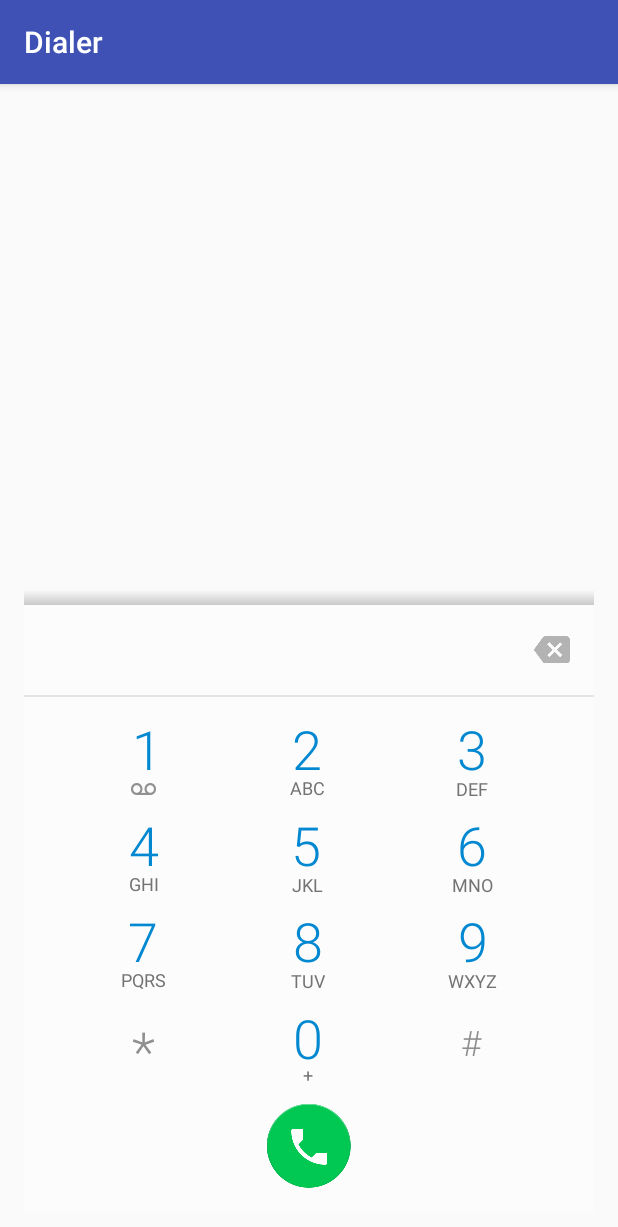
After one commit to geniusgithub/DialerAnalysis, an Android app: the DialerActivity screen opened directly, with no data from a screen before it, on a phone screen of 412 x 824 dp. The commit adds this screen. Shown: the top 1227 px of the screen. Run offline under Robolectric (Android 15) with nearby library versions, the phone set to English and light mode, and no system bars.

Commit message:
update dialpad

```diff
--- a/app/src/main/AndroidManifest.xml
+++ b/app/src/main/AndroidManifest.xml
@@ -60,6 +60,11 @@
 
         <activity android:name=".calllog.CallLogActivity"     android:label="CallLog">
         </activity>
+
+        <activity android:name=".dialpad.DialerActivity"     android:label="Dialer"
+                  android:configChanges="orientation|keyboardHidden|screenSize|screenLayout">
+        </activity>
+
     </application>
 
 </manifest>
--- /dev/null
+++ b/app/src/main/java/com/geniusgithub/dialer/dialpad/DialerActivity.java
@@ -0,0 +1,50 @@
+package com.geniusgithub.dialer.dialpad;
+
+import android.content.res.Configuration;
+import android.os.Bundle;
+import android.support.v7.app.AppCompatActivity;
+
+import com.geniusgithub.dialer.R;
+import com.geniusgithub.dialer.util.AlwaysLog;
+
+
+public class DialerActivity extends AppCompatActivity {
+
+    private final static String TAG = DialerActivity.class.getSimpleName();
+
+    private DialpadControlCenter mControlCenter;
+
+    @Override
+    protected void onCreate(Bundle savedInstanceState) {
+        super.onCreate(savedInstanceState);
+        AlwaysLog.i(TAG, "onCreate");
+        setContentView(R.layout.activity_dialer_unit);
+        getFragmentManager().beginTransaction().add(R.id.dialtacts_container, new DialpadFragment(), "dialer_fragment").commit();
+
+        mControlCenter = new DialpadControlCenter(this, R.id.dialtacts_container);
+        mControlCenter.onCreate(savedInstanceState);
+
+    }
+
+    @Override
+    public void onResume() {
+        super.onResume();
+
+        mControlCenter.updateDialpadViewShowStatusSelf();
+    }
+
+    @Override
+    public void onConfigurationChanged(Configuration newConfig){
+        super.onConfigurationChanged(newConfig);
+        AlwaysLog.i(TAG, "onConfigurationChanged");
+        mControlCenter.onConfigurationChanged(newConfig);
+        mControlCenter.updateDialpadViewShowStatusSelf();
+    }
+
+    public boolean isOrientationPortatit(){
+        boolean flag = (getResources().getConfiguration().orientation == Configuration.ORIENTATION_PORTRAIT);
+        return flag;
+    }
+
+
+}
--- /dev/null
+++ b/app/src/main/java/com/geniusgithub/dialer/dialpad/DialpadControlCenter.java
@@ -0,0 +1,229 @@
+package com.geniusgithub.dialer.dialpad;
+
+import android.app.Activity;
+import android.app.FragmentManager;
+import android.app.FragmentTransaction;
+import android.content.res.Configuration;
+import android.os.Bundle;
+
+import com.geniusgithub.dialer.util.AlwaysLog;
+
+
+public class DialpadControlCenter{
+
+    private static final String TAG = DialpadControlCenter.class.getSimpleName();
+	private Activity mActivity;
+    private int mContainerID;
+
+    private DialpadFragment        mDialpadViewFragmentPortrait;
+    public static final String         TAG_DIALPADVIEW_FRAGMENT_PORTRAIT = "tag_dialpadview_fragment_portrait";
+
+    private DialpadFragment        mDialpadViewFragmentLandScape;
+    public static final String         TAG_DIALPADVIEW_FRAGMENT_LANDSCAPE = "tag_dialpadview_fragment_landscape";
+
+
+	private boolean isPortraitDialpadViewShow = false;
+	private boolean isHorizontalDialpadViewShow = false;
+
+
+	public DialpadControlCenter(Activity parentActivity, int containerID){
+		mActivity = parentActivity;
+		mContainerID = containerID;
+	}
+
+
+	public void onCreate(Bundle savedInstanceState) {
+		removeDialpadviewFragment();
+		addDialpadviewFragment();
+		updateData();
+	}
+
+    public void onConfigurationChanged(Configuration newConfig) {
+	  addDialpadviewFragment();
+		updateData();
+    }
+
+	public void updateData(){
+		if (isOrientationPortatit()){
+			setPortraitDialpadViewShowStatus(true);
+			setHorizontalDialpadViewShowStatus(false);
+		}else{
+			setPortraitDialpadViewShowStatus(false);
+			setHorizontalDialpadViewShowStatus(true);
+		}
+	}
+
+
+
+
+	public DialpadFragment getHorizontalDialpadViewFragment(){
+		return mDialpadViewFragmentLandScape;
+	}
+
+
+	public DialpadFragment getPortraitDialpadViewFragment(){
+		return mDialpadViewFragmentPortrait;
+	}
+
+	public void setPortraitDialpadViewShowStatus(boolean bShow){
+		isPortraitDialpadViewShow = bShow;
+	}
+
+
+	public void setHorizontalDialpadViewShowStatus(boolean bShow){
+		isHorizontalDialpadViewShow = bShow;
+	}
+
+	public boolean getPortraitDialpadViewShowStatus(){
+		return isPortraitDialpadViewShow;
+	}
+
+
+	public boolean getHorizontalDialpadViewShowStatus(){
+		return isHorizontalDialpadViewShow;
+	}
+
+
+    public boolean isOrientationPortatit(){
+    	boolean flag = (mActivity.getResources().getConfiguration().orientation == Configuration.ORIENTATION_PORTRAIT);
+    	return flag;
+    }
+
+	public void updateDialpadViewShowStatusSelf(){
+		if (isOrientationPortatit()){
+			hideHorizontalFragment();
+			if (isPortraitDialpadViewShow){
+				showPortatitFragment();
+			}
+
+		}else{
+			hidePortatitFragment();
+			if (isHorizontalDialpadViewShow){
+				showHorizontalFragment();
+			}
+		}
+	}
+
+
+
+	private void removeDialpadviewFragment(){
+		  FragmentManager fragmentManager = mActivity.getFragmentManager();
+		  final FragmentTransaction fragmentTransaction = fragmentManager.beginTransaction();
+
+
+		  mDialpadViewFragmentPortrait = (DialpadFragment) fragmentManager.findFragmentByTag(TAG_DIALPADVIEW_FRAGMENT_PORTRAIT);
+		  if (mDialpadViewFragmentPortrait != null){
+			  fragmentTransaction.remove(mDialpadViewFragmentPortrait);
+			  mDialpadViewFragmentPortrait = null;
+		  }
+
+		  mDialpadViewFragmentLandScape = (DialpadFragment) fragmentManager.findFragmentByTag(TAG_DIALPADVIEW_FRAGMENT_LANDSCAPE);
+		  if (mDialpadViewFragmentLandScape != null){
+			  fragmentTransaction.remove(mDialpadViewFragmentLandScape);
+			  mDialpadViewFragmentLandScape = null;
+		  }
+
+
+          fragmentTransaction.commitAllowingStateLoss();
+          fragmentManager.executePendingTransactions();
+
+	}
+
+	public void addDialpadviewFragment(){
+		FragmentManager fragmentManager = mActivity.getFragmentManager();
+
+
+		if (isOrientationPortatit()){
+			mDialpadViewFragmentPortrait = (DialpadFragment) fragmentManager.findFragmentByTag(TAG_DIALPADVIEW_FRAGMENT_PORTRAIT);
+			AlwaysLog.i(TAG, "mDialpadViewFragmentPortrait try add? object = " + mDialpadViewFragmentPortrait);
+			if (mDialpadViewFragmentPortrait == null){
+				final FragmentTransaction fragmentTransaction = fragmentManager.beginTransaction();
+				mDialpadViewFragmentPortrait = new DialpadFragment();
+				mDialpadViewFragmentPortrait.setOrientationPortatit(true);
+				fragmentTransaction.add(mContainerID, mDialpadViewFragmentPortrait, TAG_DIALPADVIEW_FRAGMENT_PORTRAIT);
+				fragmentTransaction.hide(mDialpadViewFragmentPortrait);
+				AlwaysLog.i(TAG, "mDialpadViewFragmentPortrait add complete");
+				fragmentTransaction.commitAllowingStateLoss();
+				fragmentManager.executePendingTransactions();
+			}
+		}else{
+			mDialpadViewFragmentLandScape = (DialpadFragment) fragmentManager.findFragmentByTag(TAG_DIALPADVIEW_FRAGMENT_LANDSCAPE);
+			AlwaysLog.i(TAG, "mDialpadViewFragmentLandScape try add? object = " + mDialpadViewFragmentLandScape);
+			if (mDialpadViewFragmentLandScape == null){
+				final FragmentTransaction fragmentTransaction = fragmentManager.beginTransaction();
+				mDialpadViewFragmentLandScape = new DialpadFragment();
+				mDialpadViewFragmentLandScape.setOrientationPortatit(false);
+				fragmentTransaction.add(mContainerID, mDialpadViewFragmentLandScape, TAG_DIALPADVIEW_FRAGMENT_LANDSCAPE);
+				fragmentTransaction.hide(mDialpadViewFragmentLandScape);
+				AlwaysLog.i(TAG, "mDialpadViewFragmentLandScape add complete");
+				fragmentTransaction.commitAllowingStateLoss();
+				fragmentManager.executePendingTransactions();
+			}
+		}
+
+
+
+	}
+
+
+	public DialpadFragment showPortatitFragment(){
+		FragmentManager mFragmentManager = mActivity.getFragmentManager();
+		mDialpadViewFragmentPortrait = (DialpadFragment) mFragmentManager.findFragmentByTag(TAG_DIALPADVIEW_FRAGMENT_PORTRAIT);
+		AlwaysLog.i(TAG, "showPortatitFragment = " + mDialpadViewFragmentPortrait);
+		if (mDialpadViewFragmentPortrait == null){
+			FragmentTransaction fragmentTransaction = mFragmentManager.beginTransaction();
+			mDialpadViewFragmentPortrait = new DialpadFragment();
+			mDialpadViewFragmentPortrait.setOrientationPortatit(true);
+			fragmentTransaction.add(mContainerID, mDialpadViewFragmentPortrait, TAG_DIALPADVIEW_FRAGMENT_PORTRAIT);
+			fragmentTransaction.commitAllowingStateLoss();
+			mFragmentManager.executePendingTransactions();
+		}
+
+		mDialpadViewFragmentPortrait.showDialpadFragment();
+
+		return mDialpadViewFragmentPortrait;
+	}
+
+	public DialpadFragment hidePortatitFragment(){
+		FragmentManager mFragmentManager = mActivity.getFragmentManager();
+		mDialpadViewFragmentPortrait = (DialpadFragment) mFragmentManager.findFragmentByTag(TAG_DIALPADVIEW_FRAGMENT_PORTRAIT);
+		AlwaysLog.i(TAG, "hidePortatitFragment = " + mDialpadViewFragmentPortrait);
+		if (mDialpadViewFragmentPortrait != null){
+			mDialpadViewFragmentPortrait.hideDialpadFragment();
+		}
+
+		return mDialpadViewFragmentPortrait;
+	}
+
+	public DialpadFragment showHorizontalFragment(){
+		FragmentManager mFragmentManager = mActivity.getFragmentManager();
+
+		mDialpadViewFragmentLandScape = (DialpadFragment) mFragmentManager.findFragmentByTag(TAG_DIALPADVIEW_FRAGMENT_LANDSCAPE);
+		AlwaysLog.i(TAG, "showHorizontalFragmentt = " + mDialpadViewFragmentLandScape);
+		if (mDialpadViewFragmentLandScape == null){
+			FragmentTransaction fragmentTransaction = mFragmentManager.beginTransaction();
+			mDialpadViewFragmentLandScape = new DialpadFragment();
+			mDialpadViewFragmentLandScape.setOrientationPortatit(false);
+			fragmentTransaction.add(mContainerID, mDialpadViewFragmentLandScape, TAG_DIALPADVIEW_FRAGMENT_LANDSCAPE);
+			fragmentTransaction.commitAllowingStateLoss();
+			mFragmentManager.executePendingTransactions();
+		}
+		mDialpadViewFragmentLandScape.showDialpadFragment();
+
+		return mDialpadViewFragmentLandScape;
+	}
+
+	public DialpadFragment hideHorizontalFragment(){
+		FragmentManager mFragmentManager = mActivity.getFragmentManager();
+		mDialpadViewFragmentLandScape = (DialpadFragment) mFragmentManager.findFragmentByTag(TAG_DIALPADVIEW_FRAGMENT_LANDSCAPE);
+		AlwaysLog.i(TAG, "hideHorizontalFragment = " + mDialpadViewFragmentLandScape);
+		if (mDialpadViewFragmentLandScape != null){
+			mDialpadViewFragmentLandScape.hideDialpadFragment();
+		}
+
+		return mDialpadViewFragmentLandScape;
+	}
+
+
+
+}
--- /dev/null
+++ b/app/src/main/java/com/geniusgithub/dialer/dialpad/DialpadFragment.java
@@ -0,0 +1,108 @@
+/*
+ * Copyright (C) 2011 The Android Open Source Project
+ *
+ * Licensed under the Apache License, Version 2.0 (the "License");
+ * you may not use this file except in compliance with the License.
+ * You may obtain a copy of the License at
+ *
+ *      http://www.apache.org/licenses/LICENSE-2.0
+ *
+ * Unless required by applicable law or agreed to in writing, software
+ * distributed under the License is distributed on an "AS IS" BASIS,
+ * WITHOUT WARRANTIES OR CONDITIONS OF ANY KIND, either express or implied.
+ * See the License for the specific language governing permissions and
+ * limitations under the License.
+ */
+
+package com.geniusgithub.dialer.dialpad;
+
+import android.app.Activity;
+import android.app.Fragment;
+import android.app.FragmentTransaction;
+import android.content.ContentResolver;
+import android.os.Bundle;
+import android.view.LayoutInflater;
+import android.view.View;
+import android.view.ViewGroup;
+
+import com.geniusgithub.dialer.R;
+import com.geniusgithub.dialer.util.AlwaysLog;
+
+
+/**
+ * Displays a list of call log entries. To filter for a particular kind of call
+ * (all, missed or voicemails), specify it in the constructor.
+ */
+public class DialpadFragment extends Fragment {
+    private static final String TAG = DialpadFragment.class.getSimpleName();
+    private boolean isPortraitFragment = true;
+
+    @Override
+    public void onCreate(Bundle state) {
+        super.onCreate(state);
+
+        final Activity activity = getActivity();
+        final ContentResolver resolver = activity.getContentResolver();
+
+        setHasOptionsMenu(true);
+    }
+
+
+    @Override
+	public void onDestroy() {
+
+
+		super.onDestroy();
+	}
+
+	@Override
+    public View onCreateView(LayoutInflater inflater, ViewGroup container, Bundle savedState) {
+        View view = inflater.inflate(R.layout.dialpad_fragment, container, false);
+
+
+
+        return view;
+    }
+
+    @Override
+    public void onViewCreated(View view, Bundle savedInstanceState) {
+        super.onViewCreated(view, savedInstanceState);
+
+    }
+
+
+
+    @Override
+    public void onResume() {
+        super.onResume();
+        AlwaysLog.i(TAG, "onResume");
+
+    }
+
+    @Override
+    public void onPause() {
+        super.onPause();
+
+
+    }
+
+    public void setOrientationPortatit(boolean flag){
+        isPortraitFragment = flag;
+    }
+
+    public void showDialpadFragment() {
+        final FragmentTransaction ft = getFragmentManager().beginTransaction();
+        ft.show(this);
+        ft.commitAllowingStateLoss();
+    }
+
+    public void hideDialpadFragment() {
+        final FragmentTransaction ft = getFragmentManager().beginTransaction();
+        ft.hide(this);
+        ft.commitAllowingStateLoss();
+
+    }
+
+
+
+}
--- /dev/null
+++ b/app/src/main/res/drawable/floating_action_button.xml
@@ -0,0 +1,25 @@
+<?xml version="1.0" encoding="utf-8"?>
+<!--
+     Copyright (C) 2014 The Android Open Source Project
+
+     Licensed under the Apache License, Version 2.0 (the "License");
+     you may not use this file except in compliance with the License.
+     You may obtain a copy of the License at
+
+          http://www.apache.org/licenses/LICENSE-2.0
+
+     Unless required by applicable law or agreed to in writing, software
+     distributed under the License is distributed on an "AS IS" BASIS,
+     WITHOUT WARRANTIES OR CONDITIONS OF ANY KIND, either express or implied.
+     See the License for the specific language governing permissions and
+     limitations under the License.
+-->
+
+<ripple xmlns:android="http://schemas.android.com/apk/res/android"
+    android:color="#80ffffff">
+    <item android:id="@android:id/mask">
+        <shape android:shape="oval">
+            <solid android:color="@android:color/white" />
+        </shape>
+    </item>
+</ripple>
--- /dev/null
+++ b/app/src/main/res/drawable/shadow_fade_left.xml
@@ -0,0 +1,24 @@
+<?xml version="1.0" encoding="utf-8"?>
+<!-- Copyright (C) 2014 The Android Open Source Project
+
+     Licensed under the Apache License, Version 2.0 (the "License");
+     you may not use this file except in compliance with the License.
+     You may obtain a copy of the License at
+
+          http://www.apache.org/licenses/LICENSE-2.0
+
+     Unless required by applicable law or agreed to in writing, software
+     distributed under the License is distributed on an "AS IS" BASIS,
+     WITHOUT WARRANTIES OR CONDITIONS OF ANY KIND, either express or implied.
+     See the License for the specific language governing permissions and
+     limitations under the License.
+-->
+
+<shape xmlns:android="http://schemas.android.com/apk/res/android"
+    android:shape="rectangle" >
+    <gradient
+        android:type="linear"
+        android:startColor="@null"
+        android:endColor="#1a000000"
+        android:angle="0"/>
+</shape>
--- /dev/null
+++ b/app/src/main/res/drawable/shadow_fade_up.xml
@@ -0,0 +1,24 @@
+<?xml version="1.0" encoding="utf-8"?>
+<!-- Copyright (C) 2012 The Android Open Source Project
+
+     Licensed under the Apache License, Version 2.0 (the "License");
+     you may not use this file except in compliance with the License.
+     You may obtain a copy of the License at
+
+          http://www.apache.org/licenses/LICENSE-2.0
+
+     Unless required by applicable law or agreed to in writing, software
+     distributed under the License is distributed on an "AS IS" BASIS,
+     WITHOUT WARRANTIES OR CONDITIONS OF ANY KIND, either express or implied.
+     See the License for the specific language governing permissions and
+     limitations under the License.
+-->
+
+<shape xmlns:android="http://schemas.android.com/apk/res/android"
+    android:shape="rectangle" >
+    <gradient
+        android:type="linear"
+        android:startColor="#1a000000"
+        android:endColor="@null"
+        android:angle="90"/>
+</shape>
--- /dev/null
+++ b/app/src/main/res/layout-land/dialpad_fragment.xml
@@ -0,0 +1,86 @@
+<?xml version="1.0" encoding="utf-8"?>
+<!-- Copyright (C) 2011 The Android Open Source Project
+
+     Licensed under the Apache License, Version 2.0 (the "License");
+     you may not use this file except in compliance with the License.
+     You may obtain a copy of the License at
+
+          http://www.apache.org/licenses/LICENSE-2.0
+
+     Unless required by applicable law or agreed to in writing, software
+     distributed under the License is distributed on an "AS IS" BASIS,
+     WITHOUT WARRANTIES OR CONDITIONS OF ANY KIND, either express or implied.
+     See the License for the specific language governing permissions and
+     limitations under the License.
+-->
+<RelativeLayout
+    xmlns:android="http://schemas.android.com/apk/res/android"
+    android:layout_width="match_parent"
+    android:layout_height="wrap_content">
+
+    <LinearLayout
+        android:layout_width="match_parent"
+        android:layout_height="wrap_content"
+        android:orientation="horizontal">
+
+        <!-- spacer view -->
+        <View
+            android:id="@+id/spacer"
+            android:layout_width="0dp"
+            android:layout_height="match_parent"
+            android:layout_weight="1"
+            android:background="#00000000" />
+
+        <!-- Dialpad shadow -->
+        <View
+            android:layout_width="10dp"
+            android:layout_height="match_parent"
+            android:background="@drawable/shadow_fade_left" />
+
+        <RelativeLayout
+            android:layout_height="match_parent"
+            android:layout_width="0dp"
+            android:layout_weight="1">
+
+            <include layout="@layout/dialpad_view"
+                 android:layout_height="match_parent"
+                 android:layout_width="match_parent" />
+
+            <!-- "Dialpad chooser" UI, shown only when the user brings up the
+                     Dialer while a call is already in progress.
+                     When this UI is visible, the other Dialer elements
+                     (the textfield/button and the dialpad) are hidden. -->
+
+            <ListView android:id="@+id/dialpadChooser"
+                    android:layout_width="match_parent"
+                    android:layout_height="wrap_content"
+                    android:background="#fafafa"
+                    android:visibility="gone" />
+
+            <!-- Margin bottom and alignParentBottom don't work well together, so use a Space instead. -->
+            <Space android:id="@+id/dialpad_floating_action_button_margin_bottom"
+                android:layout_width="match_parent"
+                android:layout_height="8dp"
+                android:layout_alignParentBottom="true" />
+
+            <FrameLayout
+                android:id="@+id/dialpad_floating_action_button_container"
+                android:background="@drawable/fab_green"
+                android:layout_width="@dimen/floating_action_button_width"
+                android:layout_height="@dimen/floating_action_button_height"
+                android:layout_above="@id/dialpad_floating_action_button_margin_bottom"
+                android:layout_centerHorizontal="true">
+
+                <ImageButton
+                    android:id="@+id/dialpad_floating_action_button"
+                    android:layout_width="match_parent"
+                    android:layout_height="match_parent"
+                    android:background="@drawable/floating_action_button"
+                    android:src="@drawable/fab_ic_call"/>
+
+            </FrameLayout>
+
+        </RelativeLayout>
+
+    </LinearLayout>
+</RelativeLayout>
--- /dev/null
+++ b/app/src/main/res/layout/activity_dialer_unit.xml
@@ -0,0 +1,20 @@
+<?xml version="1.0" encoding="utf-8"?>
+<LinearLayout
+    xmlns:android="http://schemas.android.com/apk/res/android"
+    xmlns:tools="http://schemas.android.com/tools"
+    android:orientation="vertical"
+    android:layout_width="match_parent"
+    android:layout_height="match_parent"
+    android:paddingBottom="@dimen/activity_vertical_margin"
+    android:paddingLeft="@dimen/activity_horizontal_margin"
+    android:paddingRight="@dimen/activity_horizontal_margin"
+    android:paddingTop="@dimen/activity_vertical_margin">
+
+
+    <FrameLayout
+        android:id="@+id/dialtacts_container"
+        android:layout_width="match_parent"
+        android:layout_height="match_parent"
+        android:clipChildren="false">
+    </FrameLayout>
+</LinearLayout>
--- /dev/null
+++ b/app/src/main/res/layout/dialpad_fragment.xml
@@ -0,0 +1,75 @@
+<?xml version="1.0" encoding="utf-8"?>
+<!-- Copyright (C) 2011 The Android Open Source Project
+
+     Licensed under the Apache License, Version 2.0 (the "License");
+     you may not use this file except in compliance with the License.
+     You may obtain a copy of the License at
+
+          http://www.apache.org/licenses/LICENSE-2.0
+
+     Unless required by applicable law or agreed to in writing, software
+     distributed under the License is distributed on an "AS IS" BASIS,
+     WITHOUT WARRANTIES OR CONDITIONS OF ANY KIND, either express or implied.
+     See the License for the specific language governing permissions and
+     limitations under the License.
+-->
+<RelativeLayout
+    xmlns:android="http://schemas.android.com/apk/res/android"
+    android:layout_width="match_parent"
+    android:layout_height="wrap_content"
+    android:orientation="horizontal">
+
+    <LinearLayout
+        android:layout_width="match_parent"
+        android:layout_height="wrap_content"
+        android:orientation="vertical">
+
+        <!-- spacer view -->
+        <View
+            android:id="@+id/spacer"
+            android:layout_width="match_parent"
+            android:layout_height="0dp"
+            android:layout_weight="1"
+            android:background="#00000000" />
+        <!-- Dialpad shadow -->
+        <View
+            android:layout_width="match_parent"
+            android:layout_height="10dp"
+            android:background="@drawable/shadow_fade_up" />
+        <include layout="@layout/dialpad_view" />
+        <!-- "Dialpad chooser" UI, shown only when the user brings up the
+                 Dialer while a call is already in progress.
+                 When this UI is visible, the other Dialer elements
+                 (the textfield/button and the dialpad) are hidden. -->
+        <ListView android:id="@+id/dialpadChooser"
+                android:layout_width="match_parent"
+                android:layout_height="wrap_content"
+                android:background="#fafafa"
+                android:visibility="gone" />
+
+    </LinearLayout>
+
+    <!-- Margin bottom and alignParentBottom don't work well together, so use a Space instead. -->
+    <Space android:id="@+id/dialpad_floating_action_button_margin_bottom"
+        android:layout_width="match_parent"
+        android:layout_height="@dimen/floating_action_button_margin_bottom"
+        android:layout_alignParentBottom="true" />
+
+    <FrameLayout
+        android:id="@+id/dialpad_floating_action_button_container"
+        android:background="@drawable/fab_green"
+        android:layout_width="@dimen/floating_action_button_width"
+        android:layout_height="@dimen/floating_action_button_height"
+        android:layout_above="@id/dialpad_floating_action_button_margin_bottom"
+        android:layout_centerHorizontal="true">
+
+        <ImageButton
+            android:id="@+id/dialpad_floating_action_button"
+            android:layout_width="match_parent"
+            android:layout_height="match_parent"
+            android:background="@drawable/floating_action_button"
+            android:src="@drawable/fab_ic_call"/>
+
+    </FrameLayout>
+
+</RelativeLayout>
--- a/build.gradle
+++ b/build.gradle
@@ -5,7 +5,7 @@ buildscript {
         jcenter()
     }
     dependencies {
-        classpath 'com.android.tools.build:gradle:2.1.0'
+        classpath 'com.android.tools.build:gradle:2.1.3'
 
         // NOTE: Do not place your application dependencies here; they belong
         // in the individual module build.gradle files
```
Also changed, not shown: app/src/main/java/com/geniusgithub/dialer/MainActivity.java (+12 -0 lines), app/src/main/java/com/geniusgithub/dialer/util/UserDebugLog.java (added, +65 -0 lines), app/src/main/res/layout/activity_main.xml (+7 -0 lines), app/src/main/res/drawable-xxhdpi/desktop.jpg (added), app/src/main/res/drawable-xxhdpi/fab_ic_call.png (added), gradle/wrapper/gradle-wrapper.properties.
